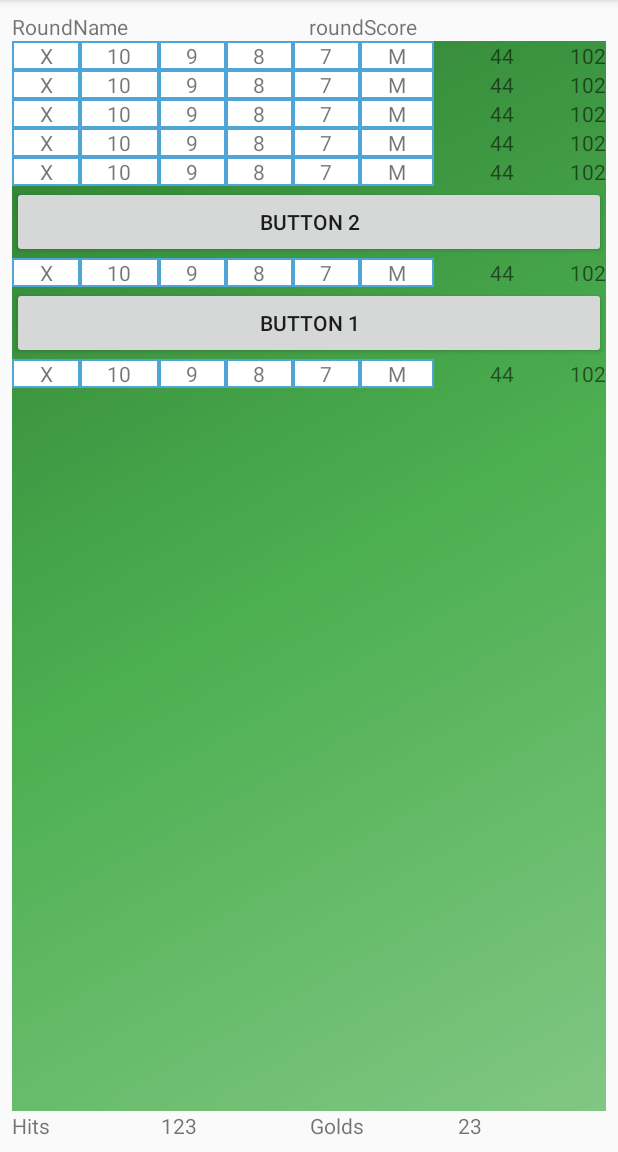
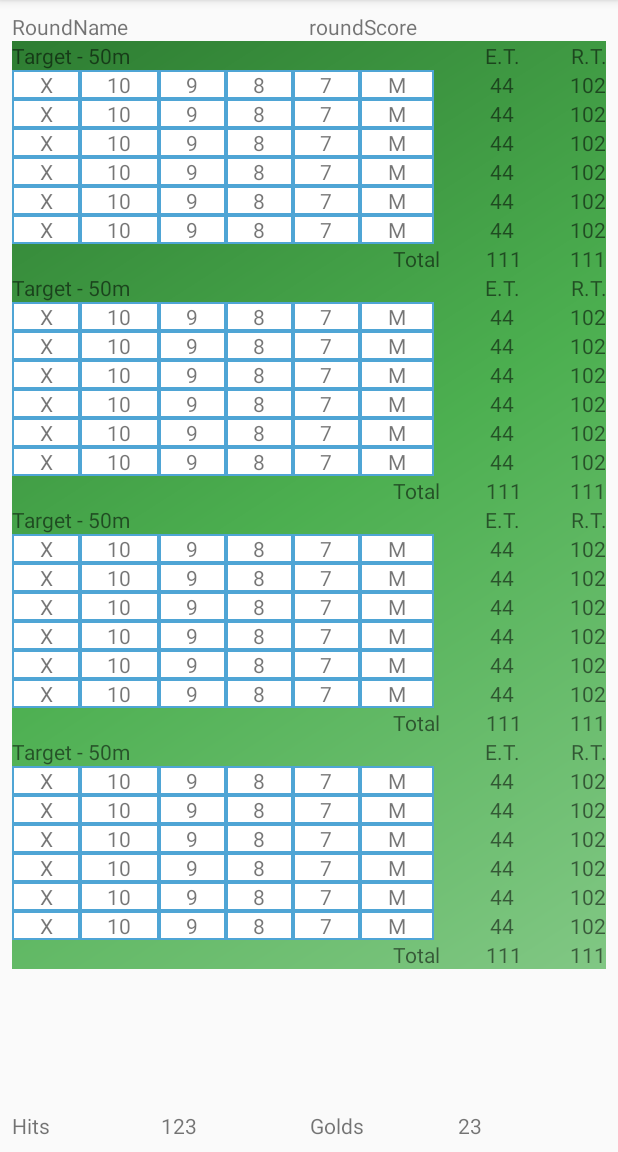
Before and after one commit to vagnerr/ArcheryAid, an Android app: the screen it shows after launch (RoundActivity), on a phone screen of 412 x 824 dp, the part 84-1236 px from its top. Run offline under Robolectric (Android 15) with nearby library versions, the phone set to English and light mode, and no system bars; our stand-ins replace AdMob; libraries missing offline, so code that uses them is left out: com.facebook.stetho; 1 statement that could not run was skipped.

Commit message:
Working POC, programatically builds full round from static config values

```diff
--- a/mobile/src/main/java/com/vagnerr/android/archeryaid/RoundActivity.java
+++ b/mobile/src/main/java/com/vagnerr/android/archeryaid/RoundActivity.java
@@ -31,17 +31,15 @@ public class RoundActivity extends AppCompatActivity {
         ruleID = getIntent().getLongExtra(RULE_ID, -1);
         roundID = getIntent().getLongExtra(ROUND_ID, -1);
 
-        Log.v(LOG_TAG, "Creating new round: rule:" + ruleID + " round:" +roundID);
+        Log.v(LOG_TAG, "Creating new round: rule:" + ruleID + " round:" + roundID);
         //TODO: if rule or round are -1 we need to abort. *should* never happen but you never know
 
         setContentView(R.layout.activity_round);
 
-        mAdView = (AdView)findViewById(R.id.adViewRound);  // must come after setContentView or you get null
+        mAdView = (AdView) findViewById(R.id.adViewRound);  // must come after setContentView or you get null
         AdRequest adRequest = new AdRequest.Builder().build();
         mAdView.loadAd(adRequest);
 
-        // Build out the ends
-        LinearLayout ends = (LinearLayout) findViewById(R.id.roundDistances);
         //POC...
 
         // TODO:
@@ -60,33 +58,61 @@ public class RoundActivity extends AppCompatActivity {
         //         * On initial creation of the round generate "zeros" in the DB for the new round then...
         //           * attach the cursors as we build out the GUI?
         //       Going to need some testing on this especially from a performance perspective.
+        // Build out the ends
 
+        // TEMPORARY TEST DATA
+        Integer[][] TEST_DATA =new Integer[][]{ // Full Metric Round
+                {90, 6},
+                {70, 6},
+                {50, 6},
+                {30, 6},
+        };
+
+
+        LinearLayout distances = (LinearLayout) findViewById(R.id.roundDistances);
         LayoutInflater inflater = getLayoutInflater();
-        Button button = new Button(this);
-        button.setText("Button 1");
-        int id = 1;
-        button.setId(id);
-        //ends.linearLayout
+        int my_ids=1;
 
-        // False: don't add view straight to layout. if you do that then I think it returns
-        //        a singleton so it cant "add" second one later
-        View endview = inflater.inflate(R.layout.content_round_end, ends, false);
-        endview.setId(2);
-        View endview2 = inflater.inflate(R.layout.content_round_end, ends, false);
-        endview2.setId(3);
+        for ( int distance = 0; distance < TEST_DATA.length; distance++){
+            View distanceview = inflater.inflate(R.layout.content_round_distance, distances, false);
+            distanceview.setId(my_ids++);
+            distances.addView(distanceview, -1, WRAP_CONTENT);
 
-        Button button2 = new Button(this);
-        button2.setText("Button 2");
-        int id2 = 3;
-        button2.setId(id2);
-        //ends.linearLayout
-        ends.addView(button2, -1, WRAP_CONTENT);
+            LinearLayout ends = distanceview.findViewById(R.id.distance_ends);
+            for ( int end = 0; end < TEST_DATA[distance][1] ; end++){
+                View endview = inflater.inflate(R.layout.content_round_end, distances, false);
+                endview.setId(my_ids++);
+                ends.addView(endview,-1,WRAP_CONTENT);
+            }
+        }
 
-        ends.addView( endview2, -1, WRAP_CONTENT );  // -1: add to end else the overwrite each other?
+//        Button button = new Button(this);
+//        button.setText("Button 1");
+//        int id = 1;
+//        button.setId(id);
+//        //ends.linearLayout
+//
+//        // False: don't add view straight to layout. if you do that then I think it returns
+//        //        a singleton so it cant "add" second one later
+//        View endview = inflater.inflate(R.layout.content_round_end, distances, false);
+//        endview.setId(2);
+//        View endview2 = inflater.inflate(R.layout.content_round_end, distances, false);
+//        endview2.setId(3);
+//
+//        Button button2 = new Button(this);
+//        button2.setText("Button 2");
+//        int id2 = 3;
+//        button2.setId(id2);
+//        //ends.linearLayout
+//        distances.addView(button2, -1, WRAP_CONTENT);
+//
+//        distances.addView( endview2, -1, WRAP_CONTENT );  // -1: add to end else the overwrite each other?
+//
+//        distances.addView(button, -1, WRAP_CONTENT);
+//
+//        distances.addView( endview, -1, WRAP_CONTENT );
 
-        ends.addView(button, -1, WRAP_CONTENT);
 
-        ends.addView( endview, -1, WRAP_CONTENT );
 Log.v(LOG_TAG,"Done");
 
 
--- a/mobile/src/main/res/layout/activity_round.xml
+++ b/mobile/src/main/res/layout/activity_round.xml
@@ -50,46 +50,37 @@
                 android:inputType="textPersonName"
                 android:text="roundScore"
                 tools:text="128" />
+
         </LinearLayout>
+
+        <ScrollView
+            android:layout_width="match_parent"
+            android:layout_height="match_parent"
+            android:layout_weight="1">
 
             <LinearLayout
                 android:id="@+id/roundDistances"
                 android:layout_width="match_parent"
-            android:layout_height="wrap_content"
+                android:layout_height="match_parent"
                 android:layout_weight="1"
                 android:background="@drawable/side_nav_bar"
                 android:orientation="vertical">
 
+                <!-- Individual Round Distances are included here -->
+                <!-- Commented back in to view in designer
             <include
-                android:id="@+id/common1"
-                layout="@layout/content_round_end"
+                android:id="@+id/distance1"
+                layout="@layout/content_round_distance"
                 android:layout_width="match_parent"
                 android:layout_height="wrap_content" />
-
             <include
-                android:id="@+id/common2"
-                layout="@layout/content_round_end"
+                android:id="@+id/distance2"
+                layout="@layout/content_round_distance"
                 android:layout_width="match_parent"
                 android:layout_height="wrap_content" />
-
-            <include
-                android:id="@+id/common3"
-                layout="@layout/content_round_end"
-                android:layout_width="match_parent"
-                android:layout_height="wrap_content" />
-
-            <include
-                android:id="@+id/common4"
-                layout="@layout/content_round_end"
-                android:layout_width="match_parent"
-                android:layout_height="wrap_content" />
-
-            <include
-                android:id="@+id/common5"
-                layout="@layout/content_round_end"
-                android:layout_width="match_parent"
-                android:layout_height="wrap_content" />
+                                                            -->
             </LinearLayout>
+        </ScrollView>
 
         <LinearLayout
             android:layout_width="match_parent"
--- /dev/null
+++ b/mobile/src/main/res/layout/content_round_distance.xml
@@ -0,0 +1,94 @@
+<?xml version="1.0" encoding="utf-8"?>
+<LinearLayout xmlns:android="http://schemas.android.com/apk/res/android"
+    xmlns:tools="http://schemas.android.com/tools"
+    android:orientation="vertical" android:layout_width="match_parent"
+    android:layout_height="match_parent">
+
+    <LinearLayout
+        android:id="@+id/l_distance_head"
+        android:layout_width="match_parent"
+        android:layout_height="wrap_content"
+        android:orientation="horizontal">
+
+        <TextView
+            android:id="@+id/target_distance"
+            android:layout_width="wrap_content"
+            android:layout_height="wrap_content"
+            android:layout_weight="6"
+            android:text="Target - 50m"
+            tools:text="TARGET - 50m" />
+
+        <TextView
+            android:id="@+id/textView3"
+            android:layout_width="wrap_content"
+            android:layout_height="wrap_content"
+            android:layout_weight="1"
+            android:text="E.T."
+            android:textAlignment="textEnd" />
+
+        <TextView
+            android:id="@+id/textView4"
+            android:layout_width="wrap_content"
+            android:layout_height="wrap_content"
+            android:layout_weight="1"
+            android:text="R.T."
+            android:textAlignment="textEnd" />
+
+    </LinearLayout>
+
+    <LinearLayout
+        android:id="@+id/distance_ends"
+        android:layout_width="match_parent"
+        android:layout_height="wrap_content"
+        android:orientation="vertical">
+        <!-- individual content_round_ends.xmls are inserted here -->
+        <!-- Commented back in to view in designer
+        <include
+            android:id="@+id/common1"
+            layout="@layout/content_round_end"
+            android:layout_width="match_parent"
+            android:layout_height="wrap_content" />
+        <include
+            android:id="@+id/common2"
+            layout="@layout/content_round_end"
+            android:layout_width="match_parent"
+            android:layout_height="wrap_content" />
+        <include
+            android:id="@+id/common3"
+            layout="@layout/content_round_end"
+            android:layout_width="match_parent"
+            android:layout_height="wrap_content" />
+                                                        -->
+    </LinearLayout>
+
+    <LinearLayout
+        android:id="@+id/l_distance_foot"
+        android:layout_width="match_parent"
+        android:layout_height="wrap_content"
+        android:orientation="horizontal">
+
+        <TextView
+            android:id="@+id/textView9"
+            android:layout_width="wrap_content"
+            android:layout_height="wrap_content"
+            android:layout_weight="8"
+            android:text="Total"
+            android:textAlignment="textEnd" />
+
+        <TextView
+            android:id="@+id/distance_et"
+            android:layout_width="wrap_content"
+            android:layout_height="wrap_content"
+            android:layout_weight="1"
+            android:text="111"
+            android:textAlignment="textEnd" />
+
+        <TextView
+            android:id="@+id/distance_rt"
+            android:layout_width="wrap_content"
+            android:layout_height="wrap_content"
+            android:layout_weight="1"
+            android:text="111"
+            android:textAlignment="textEnd" />
+    </LinearLayout>
+</LinearLayout>
```
Lines whose indentation alone changed are shown as unchanged.
